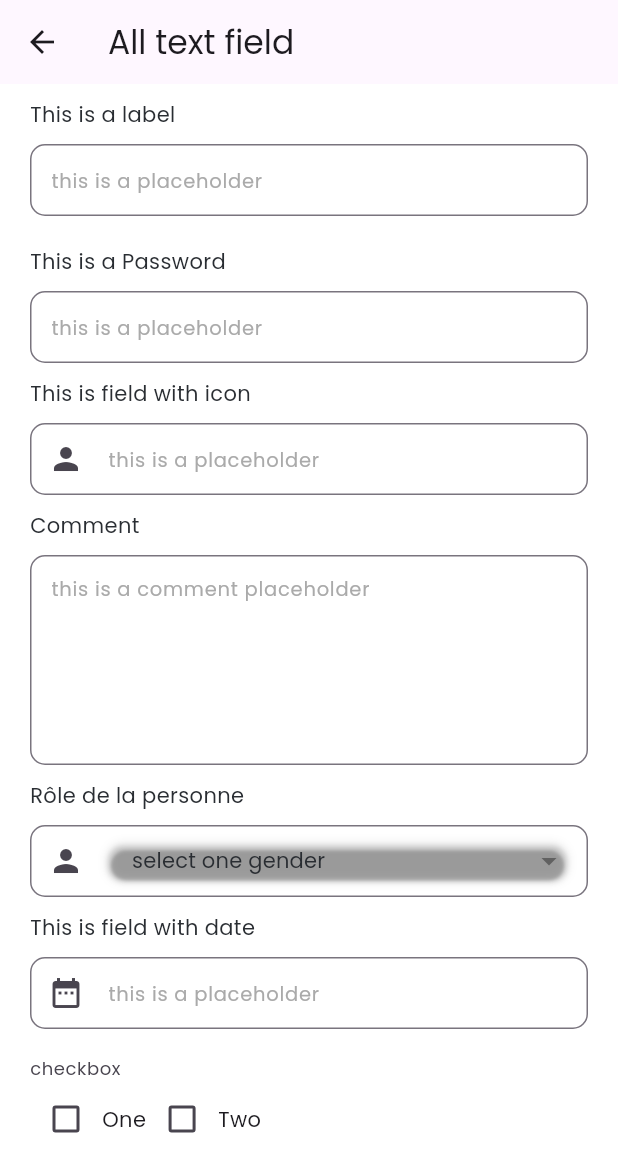
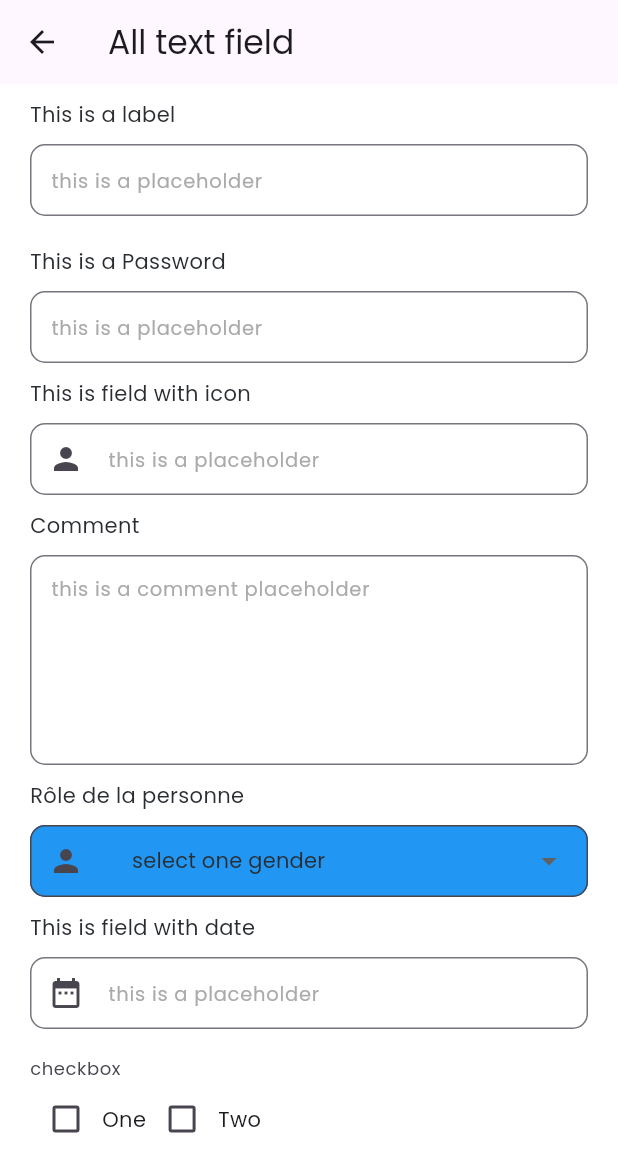
Before and after one commit to Edukever/schoolap-mobile-ui, a Flutter app: the PageFieldScreen screen opened directly, on a phone screen of 412 x 824 dp. Shown: the top 1172 px of the screen. Run offline on Flutter 3.47's test engine with Material 3 defaults, Android fonts, the phone set to English and light mode, and no system bars; drawn by our look-alikes of auto_size_text, flutter_form_builder; our stand-ins replace dropdown_button2, equatable, flutter_svg, lottie, popover.

Commit message:
set fiiledcolor

```diff
--- a/example/lib/fields/page_field_screen.dart
+++ b/example/lib/fields/page_field_screen.dart
@@ -44,6 +44,7 @@ class PageFieldScreen extends StatelessWidget {
               label: "Comment",
             ),
             SPDropDown(
+              backgroundColor: Colors.blue,
               label: "Rôle de la personne",
               name: "dropdown",
               prefix: const Icon(Icons.person),
--- a/lib/src/widgets/app_field/schoolap_drop_down.dart
+++ b/lib/src/widgets/app_field/schoolap_drop_down.dart
@@ -54,17 +54,11 @@ class SPDropDown<T> extends StatelessWidget {
               value: state.value,
               items: items,
               isExpanded: true,
-              buttonStyleData: ButtonStyleData(
 
-                decoration: BoxDecoration(
-                  color: backgroundColor,
-                  borderRadius: BorderRadius.circular(10),
-                ),
-                elevation: 2,
-              ),
               decoration: InputDecoration(
                 prefixIcon: prefix,
-
+fillColor: backgroundColor,
+                filled: backgroundColor != null,
                 contentPadding: const EdgeInsets.only(right: 10),
                 border: OutlineInputBorder(
                   borderRadius: BorderRadius.circular(10),
@@ -73,7 +67,6 @@ class SPDropDown<T> extends StatelessWidget {
               ),
               dropdownStyleData: DropdownStyleData(
                 decoration: BoxDecoration(
-                  color: backgroundColor,
                   borderRadius: BorderRadius.circular(15),
                 ),
               ),
```
